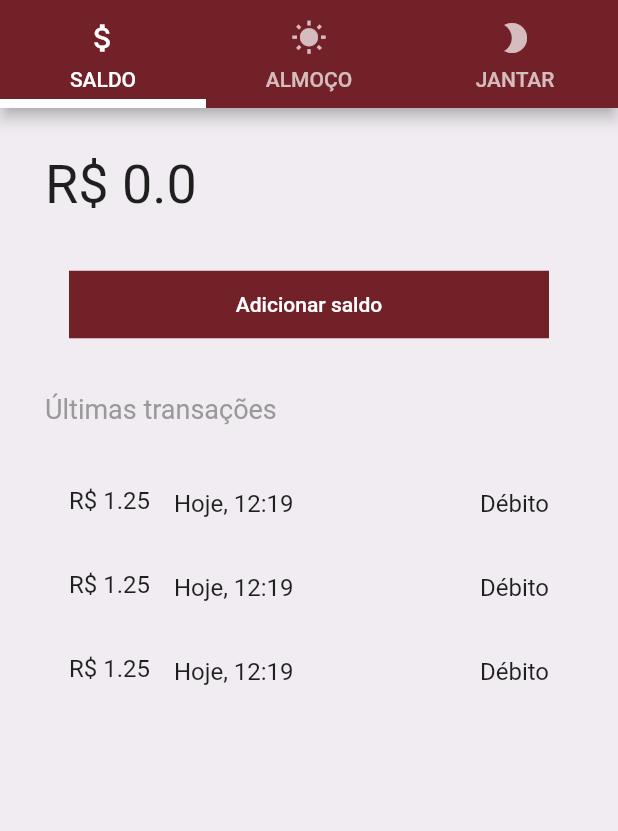
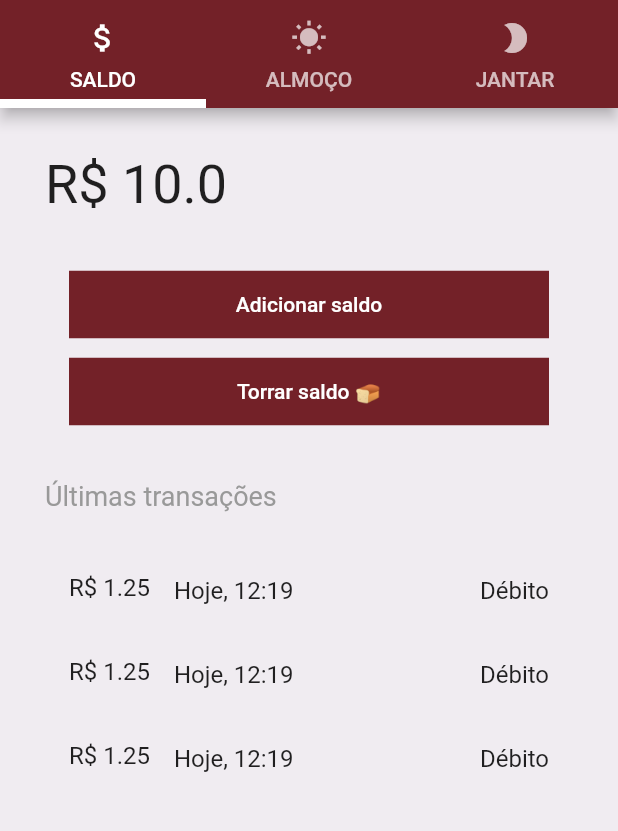
Before and after one commit to rafaelfl/UfmaMobileClone, a Flutter app: the screen it shows after launch, after a tap on "Adicionar saldo", on a phone screen of 412 x 824 dp, the part 54-885 px from its top. Run offline on Flutter 3.47's test engine with Material 2 defaults, Android fonts, the phone set to English and light mode, and no system bars; network calls fail.

Commit message:
Adicionados textos de "não implementado". Adicionada dependência do pacote http e atribuída permissão de acesso à Internet pelo aplicativo.

```diff
--- a/lib/core/components/action_button.dart
+++ b/lib/core/components/action_button.dart
@@ -13,11 +13,11 @@ class ActionButton extends StatelessWidget {
           height: 45,
           child: Center(
               child: Text(
-            "Adicionar saldo",
+            this.text,
             style: TextStyle(color: Colors.white),
           )),
           color: Color(0xFF732128)),
-      onPressed: () => this.onPressed,
+      onPressed: this.onPressed,
     );
   }
 }
--- a/lib/core/components/panels/balance_panel.dart
+++ b/lib/core/components/panels/balance_panel.dart
@@ -7,7 +7,22 @@ class BalancePanel extends StatefulWidget {
 }
 
 class _BalancePanelState extends State<BalancePanel> {
+  // TODO: baixar info da Internet
+  // https://flutter.dev/docs/cookbook/networking/fetch-data
+
   double currentBalance = 0.0;
+
+  void addBalance() {
+    setState(() {
+      this.currentBalance += 10.0;
+    });
+  }
+
+  void resetBalance() {
+    setState(() {
+      this.currentBalance = 0.0;
+    });
+  }
 
   @override
   Widget build(BuildContext context) {
@@ -21,7 +36,15 @@ class _BalancePanelState extends State<BalancePanel> {
             Text("R\$ ${this.currentBalance}",
                 style: TextStyle(fontSize: 36, fontWeight: FontWeight.w400)),
             SizedBox(height: 35),
-            ActionButton(text: "${this.currentBalance}"),
+            ActionButton(
+              text: "Adicionar saldo",
+              onPressed: () => this.addBalance(),
+            ),
+            SizedBox(height: 10),
+            ActionButton(
+              text: "Torrar saldo 🍞",
+              onPressed: () => this.resetBalance(),
+            ),
             SizedBox(height: 35),
             Text("Últimas transações",
                 style: TextStyle(
--- a/lib/core/components/panels/dinner_panel.dart
+++ b/lib/core/components/panels/dinner_panel.dart
@@ -3,6 +3,10 @@ import 'package:flutter/material.dart';
 class DinnerPanel extends StatelessWidget {
   @override
   Widget build(BuildContext context) {
-    return Container();
+    return Container(
+      child: Center(
+        child: Text("Não implementado"),
+      ),
+    );
   }
 }
--- a/lib/core/components/panels/lunch_panel.dart
+++ b/lib/core/components/panels/lunch_panel.dart
@@ -3,6 +3,10 @@ import 'package:flutter/material.dart';
 class LunchPanel extends StatelessWidget {
   @override
   Widget build(BuildContext context) {
-    return Container();
+    return Container(
+      child: Center(
+        child: Text("Não implementado"),
+      ),
+    );
   }
 }
--- a/pubspec.yaml
+++ b/pubspec.yaml
@@ -28,6 +28,7 @@ dependencies:
   # The following adds the Cupertino Icons font to your application.
   # Use with the CupertinoIcons class for iOS style icons.
   cupertino_icons: ^1.0.0
+  http: ^0.12.2
 
 dev_dependencies:
   flutter_test:
```
Also changed, not shown: pubspec.lock, 1 other file.
